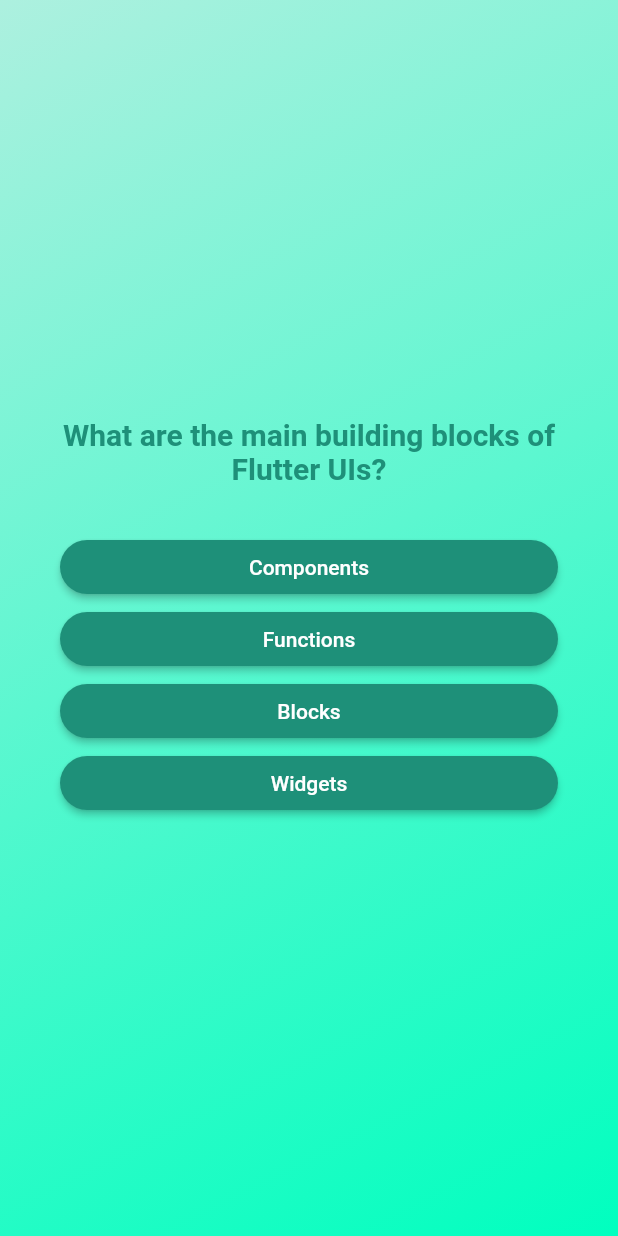
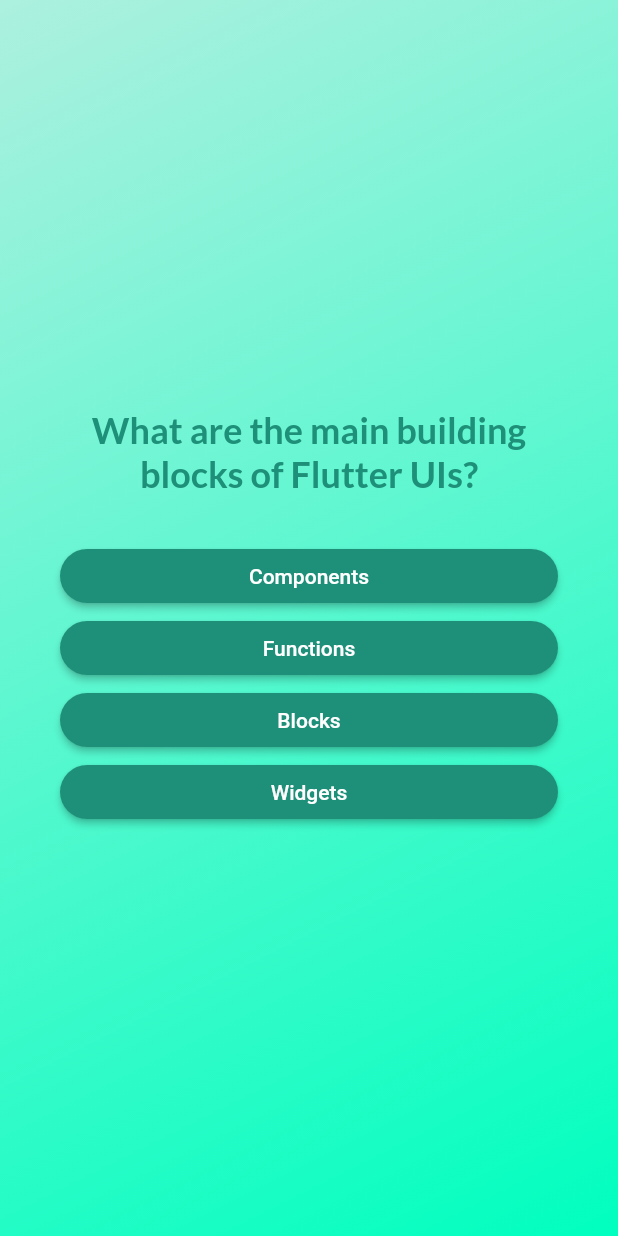
Before and after one commit to tmaulon/u_flutter_quiz_app, a Flutter app: the screen it shows after launch, after a tap on "Start quiz", on a phone screen of 412 x 824 dp. Run offline on Flutter 3.47's test engine with Material 2 defaults, Android fonts, the phone set to English and light mode, and no system bars; our stand-ins replace google_fonts.

Commit message:
Using third-party packages & adding google fonts

```diff
--- /dev/null
+++ b/lib/components/question_text.dart
@@ -0,0 +1,24 @@
+import 'package:flutter/material.dart';
+import 'package:google_fonts/google_fonts.dart';
+
+class QuestionText extends StatelessWidget {
+  const QuestionText({
+    super.key,
+    required this.question,
+  });
+
+  final String question;
+
+  @override
+  Widget build(BuildContext context) {
+    return Text(
+      question,
+      style: GoogleFonts.lato(
+        fontSize: 24,
+        color: const Color.fromARGB(255, 30, 144, 121),
+        fontWeight: FontWeight.bold,
+      ),
+      textAlign: TextAlign.center,
+    );
+  }
+}
--- a/lib/screens/questions_screen.dart
+++ b/lib/screens/questions_screen.dart
@@ -1,5 +1,6 @@
 import 'package:flutter/material.dart';
 import 'package:u_flutter_quiz_app/components/answer_button.dart';
+import 'package:u_flutter_quiz_app/components/question_text.dart';
 import 'package:u_flutter_quiz_app/data/questions.dart';
 
 class QuestionsScreen extends StatefulWidget {
@@ -32,14 +33,8 @@
             mainAxisAlignment: MainAxisAlignment.center,
             crossAxisAlignment: CrossAxisAlignment.stretch,
             children: [
-              Text(
-                currentQuestion.text,
-                style: const TextStyle(
-                  fontSize: 20,
-                  color: Color.fromARGB(255, 30, 144, 121),
-                  fontWeight: FontWeight.bold,
-                ),
-                textAlign: TextAlign.center,
+              QuestionText(
+                question: currentQuestion.text,
               ),
               const SizedBox(
                 height: 30,
--- a/lib/screens/start_screen.dart
+++ b/lib/screens/start_screen.dart
@@ -1,4 +1,5 @@
 import 'package:flutter/material.dart';
+import 'package:google_fonts/google_fonts.dart';
 
 class StartScreen extends StatelessWidget {
   const StartScreen(this.onStartQuiz, {super.key});
@@ -32,15 +33,20 @@
           const SizedBox(
             height: 80,
           ),
-          const Text(
-            "Learn Flutter the fun way!",
-            style: TextStyle(
-              fontSize: 50,
-              color: Color.fromARGB(255, 30, 144, 121),
-              fontWeight: FontWeight.bold,
+          Container(
+            width: double.infinity,
+            padding: const EdgeInsets.symmetric(horizontal: 20),
+            child: Text(
+              "Learn Flutter the fun way!",
+              style: GoogleFonts.lato(
+                fontSize: 50,
+                color: const Color.fromARGB(255, 30, 144, 121),
+                fontWeight: FontWeight.bold,
+              ),
+              textAlign: TextAlign.center,
             ),
-            textAlign: TextAlign.center,
           ),
+
           const SizedBox(
             height: 40,
           ),
--- a/pubspec.yaml
+++ b/pubspec.yaml
@@ -34,6 +34,7 @@
   # The following adds the Cupertino Icons font to your application.
   # Use with the CupertinoIcons class for iOS style icons.
   cupertino_icons: ^1.0.2
+  google_fonts: ^5.1.0
 
 dev_dependencies:
   flutter_test:
```
Also changed, not shown: pubspec.lock, 7 other files.
